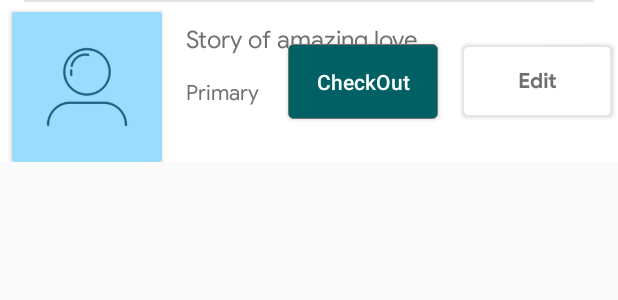
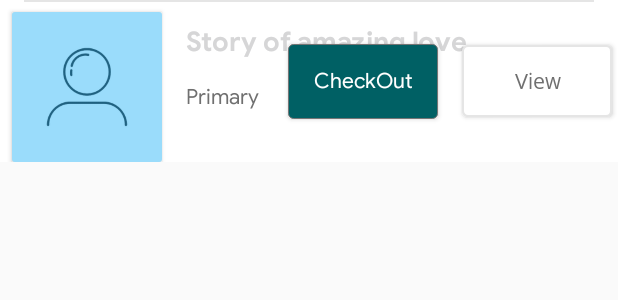
Before and after one commit to issyzac/OceanKids, an Android app: the layout kid_list_item.xml on its own in the app's theme, with its tools: preview values and no code run, on a phone screen of 412 x 824 dp. Shown: the top 300 px of the screen. Run offline under Robolectric (Android 15) with nearby library versions, the phone set to English and light mode, and no system bars.

Commit message:
chore: change action button edit to view

```diff
--- a/app/src/main/res/layout/kid_list_item.xml
+++ b/app/src/main/res/layout/kid_list_item.xml
@@ -54,12 +54,12 @@
         android:layout_width="wrap_content"
         android:layout_height="0dp"
         android:id="@+id/kids_names"
-        android:textColor="@color/card_grid_text"
-        android:textSize="16sp"
+        android:textColor="@color/mdtp_transparent_black"
+        android:textSize="18sp"
         android:layout_marginLeft="16dp"
         android:gravity="center_vertical"
         android:text="Story of amazing love"
-        android:fontFamily="@font/google_sans_regular"
+        android:fontFamily="@font/google_sans_bold"
         app:layout_constraintTop_toTopOf="parent"
         app:layout_constraintLeft_toRightOf="@id/profile_image_container"
         android:layout_marginTop="16dp"/>
@@ -83,8 +83,9 @@
         android:layout_margin="4dp"
         android:layout_centerInParent="true"
         android:background="@drawable/border_one"
-        android:text="Edit"
-        android:fontFamily="@font/google_sans_bold"
+        android:text="View"
+        android:gravity="center"
+        android:fontFamily="@font/opensans_regular"
         android:id="@+id/edit_child_info_button"
         android:textColor="@color/card_grid_text"
         app:layout_constraintRight_toRightOf="parent"
@@ -98,7 +99,7 @@
         android:background="@drawable/border_button_selector"
         android:layout_marginRight="16dp"
         android:text="CheckIn"
-        android:fontFamily="@font/google_sans_bold"
+        android:fontFamily="@font/google_sans_regular"
         android:id="@+id/checkin_child_id"
         android:textColor="@color/card_grid_text"
         android:textAllCaps="false"
@@ -115,6 +116,7 @@
         android:background="@drawable/fill_button_selector"
         android:layout_marginRight="16dp"
         android:text="CheckOut"
+        android:fontFamily="@font/google_sans_regular"
         android:id="@+id/checkout_child_id"
         android:textColor="@color/white"
         android:textAllCaps="false"
```
